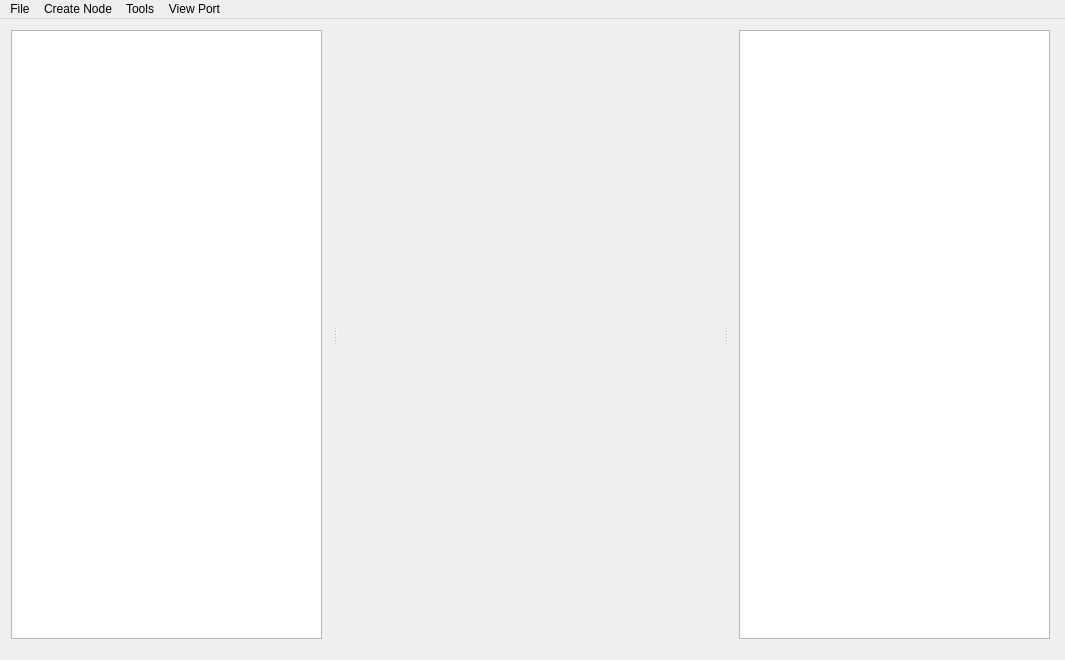
First picture: the form in Tools/ResourceEditor/mainwindow.ui, repository xaoctech/dava.engine, before the edit.
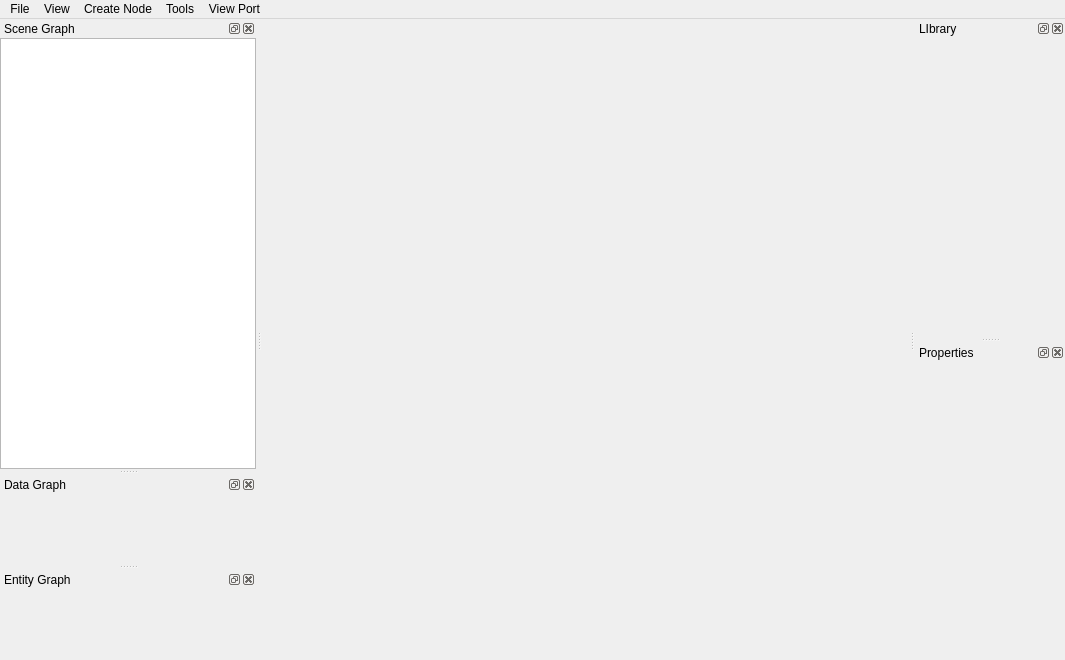
Second picture: the form after the edit. Custom widgets are drawn as their Qt base class.

Commit message: Fix: added dockable widgets for tree placeholders

Patch:
```diff
--- a/Tools/ResourceEditor/mainwindow.ui
+++ b/Tools/ResourceEditor/mainwindow.ui
@@ -26,59 +26,14 @@
    <string>MainWindow</string>
   </property>
   <widget class="QWidget" name="centralWidget">
-   <widget class="QSplitter" name="splitter">
-    <property name="geometry">
-     <rect>
-      <x>0</x>
-      <y>0</y>
-      <width>1061</width>
-      <height>631</height>
-     </rect>
+   <layout class="QHBoxLayout" name="horizontalLayout">
+    <property name="margin">
+     <number>0</number>
     </property>
-    <property name="orientation">
-     <enum>Qt::Horizontal</enum>
-    </property>
-    <widget class="QWidget" name="verticalLayoutWidget">
-     <layout class="QVBoxLayout" name="leftPanelLayout">
-      <item>
-       <widget class="GraphTreeView" name="graphTreeView"/>
-      </item>
-     </layout>
-    </widget>
-    <widget class="QWidget" name="verticalLayoutWidget_3">
-     <layout class="QVBoxLayout" name="centralPanelLayout">
-      <item>
-       <widget class="DavaGLWidget" name="davaGlWidget" native="true">
-        <property name="enabled">
-         <bool>true</bool>
-        </property>
-        <property name="sizePolicy">
-         <sizepolicy hsizetype="Expanding" vsizetype="Expanding">
-          <horstretch>0</horstretch>
-          <verstretch>0</verstretch>
-         </sizepolicy>
-        </property>
-        <property name="minimumSize">
-         <size>
-          <width>300</width>
-          <height>200</height>
-         </size>
-        </property>
-        <property name="autoFillBackground">
-         <bool>true</bool>
-        </property>
-       </widget>
-      </item>
-     </layout>
-    </widget>
-    <widget class="QWidget" name="verticalLayoutWidget_2">
-     <layout class="QVBoxLayout" name="rightPanelLayout">
-      <item>
-       <widget class="QTreeView" name="fileTreeView"/>
-      </item>
-     </layout>
-    </widget>
-   </widget>
+    <item>
+     <widget class="DavaGLWidget" name="davaGlWidget" native="true"/>
+    </item>
+   </layout>
   </widget>
   <widget class="QMenuBar" name="menuBar">
    <property name="geometry">
@@ -86,7 +41,7 @@
      <x>0</x>
      <y>0</y>
      <width>1065</width>
-     <height>21</height>
+     <height>22</height>
     </rect>
    </property>
    <widget class="QMenu" name="menuFile">
@@ -148,11 +103,103 @@
     <addaction name="actionIPad"/>
     <addaction name="actionDefault"/>
    </widget>
+   <widget class="QMenu" name="menuView">
+    <property name="title">
+     <string>View</string>
+    </property>
+    <addaction name="separator"/>
+    <addaction name="actionRestoreViews"/>
+   </widget>
    <addaction name="menuFile"/>
+   <addaction name="menuView"/>
    <addaction name="menuCreateNode"/>
    <addaction name="menuTools"/>
    <addaction name="menuViewPort"/>
   </widget>
+  <widget class="QDockWidget" name="dockSceneGraph">
+   <property name="windowTitle">
+    <string>Scene Graph</string>
+   </property>
+   <attribute name="dockWidgetArea">
+    <number>1</number>
+   </attribute>
+   <widget class="QWidget" name="sceneGraphBody">
+    <property name="minimumSize">
+     <size>
+      <width>150</width>
+      <height>0</height>
+     </size>
+    </property>
+    <layout class="QVBoxLayout" name="verticalLayout">
+     <property name="margin">
+      <number>0</number>
+     </property>
+     <item>
+      <widget class="QTreeView" name="sceneGraphTree"/>
+     </item>
+    </layout>
+   </widget>
+  </widget>
+  <widget class="QDockWidget" name="dockDataGraph">
+   <property name="minimumSize">
+    <size>
+     <width>150</width>
+     <height>42</height>
+    </size>
+   </property>
+   <property name="windowTitle">
+    <string>Data Graph</string>
+   </property>
+   <attribute name="dockWidgetArea">
+    <number>1</number>
+   </attribute>
+   <widget class="QWidget" name="dataGraphBody"/>
+  </widget>
+  <widget class="QDockWidget" name="dockLibrary">
+   <property name="minimumSize">
+    <size>
+     <width>150</width>
+     <height>42</height>
+    </size>
+   </property>
+   <property name="windowTitle">
+    <string>LIbrary</string>
+   </property>
+   <attribute name="dockWidgetArea">
+    <number>2</number>
+   </attribute>
+   <widget class="QWidget" name="libraryBody"/>
+  </widget>
+  <widget class="QDockWidget" name="dockProperties">
+   <property name="minimumSize">
+    <size>
+     <width>150</width>
+     <height>42</height>
+    </size>
+   </property>
+   <property name="windowTitle">
+    <string>Properties</string>
+   </property>
+   <attribute name="dockWidgetArea">
+    <number>2</number>
+   </attribute>
+   <widget class="QWidget" name="propertiesBody"/>
+  </widget>
+  <widget class="QDockWidget" name="dockEntities">
+   <property name="minimumSize">
+    <size>
+     <width>150</width>
+     <height>42</height>
+    </size>
+   </property>
+   <property name="windowTitle">
+    <string>Entity Graph</string>
+   </property>
+   <attribute name="dockWidgetArea">
+    <number>1</number>
+   </attribute>
+   <widget class="QWidget" name="entityBody"/>
+  </widget>
   <action name="actionNewScene">
    <property name="text">
     <string>New Scene</string>
@@ -282,11 +329,6 @@
    <header>davaglwidget.h</header>
    <container>1</container>
   </customwidget>
-  <customwidget>
-   <class>GraphTreeView</class>
-   <extends>QTreeView</extends>
-   <header>Classes/Qt/GraphTreeView.h</header>
-  </customwidget>
  </customwidgets>
  <resources/>
  <connections/>
```
Left out of the diff: 5 changed lines with no effect on the pictures. The commit also changes 6 other files.
